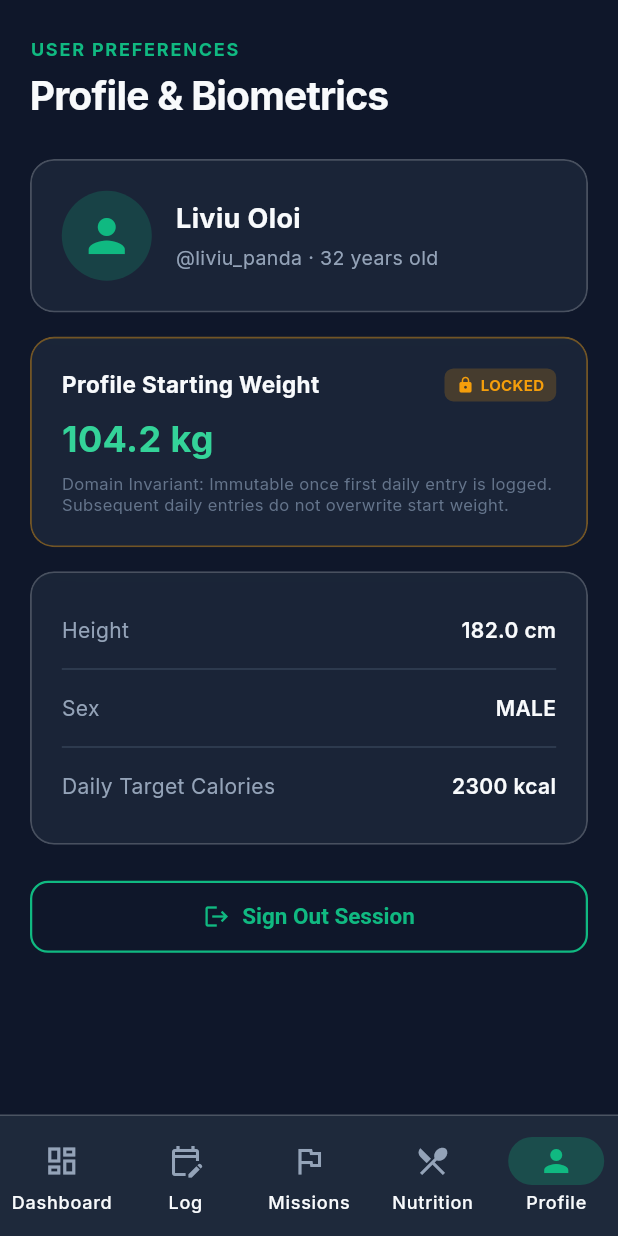
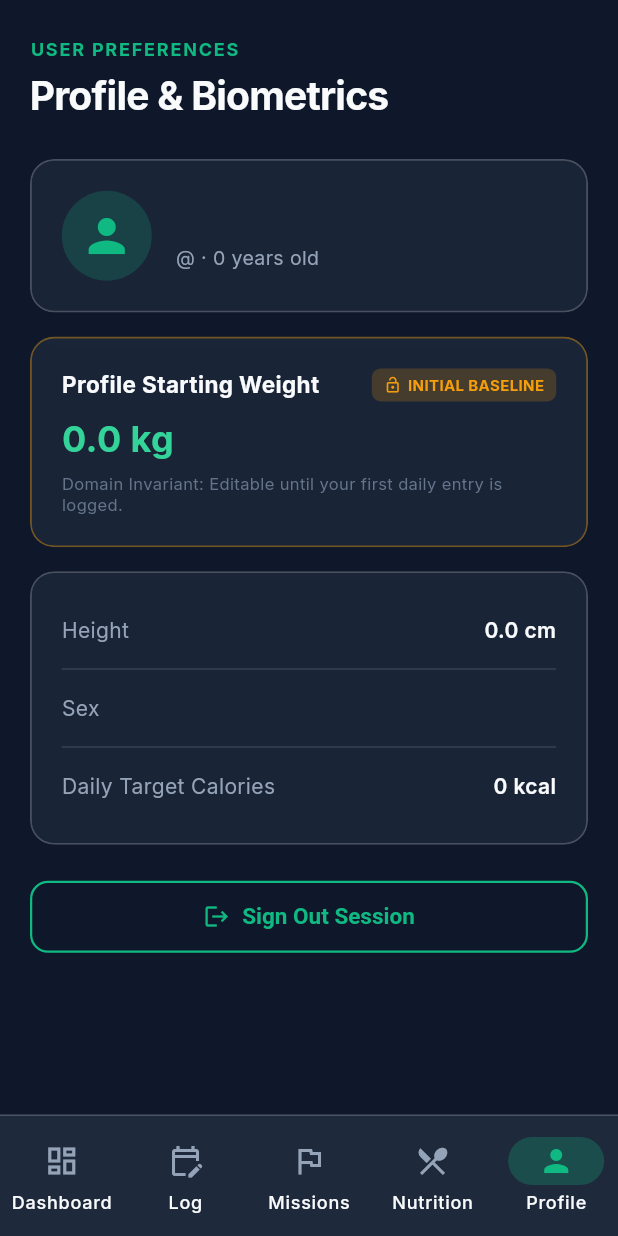
Before and after one commit to LiviuOloi/panda-fit, a Flutter app: the screen it shows once a user with an empty profile is signed in, item 5 of the bottom bar chosen, after a tap on "Sign Out Session", on a phone screen of 412 x 824 dp. Run offline on Flutter 3.47's test engine with Material 3 defaults, Android fonts, the light colour scheme and no system bars; our stand-ins replace fl_chart, flutter_riverpod, google_fonts, google_generative_ai, supabase_flutter; accounts and stored records are empty.

Commit message:
fix(dashboard): Bind Dashboard, Missions, and Profile screens to live Supabase user data

```diff
--- a/lib/features/dashboard/presentation/dashboard_screen.dart
+++ b/lib/features/dashboard/presentation/dashboard_screen.dart
@@ -1,11 +1,15 @@
 import 'package:flutter/material.dart';
+import 'package:flutter_riverpod/flutter_riverpod.dart';
 import '../../../../core/constants/app_colors.dart';
+import '../../../../core/utils/calculation_engine.dart';
 import '../../../../core/widgets/glass_card.dart';
 import '../../../../core/widgets/panda_button.dart';
+import '../../missions/domain/mission_model.dart';
+import '../../profile/presentation/profile_controller.dart';
 import '../widgets/metric_summary_card.dart';
 import '../widgets/weight_progress_chart.dart';
 
-class DashboardScreen extends StatelessWidget {
+class DashboardScreen extends ConsumerWidget {
   final VoidCallback onQuickLogPressed;
 
   const DashboardScreen({
@@ -14,24 +18,55 @@ class DashboardScreen extends StatelessWidget {
   });
 
   @override
-  Widget build(BuildContext context) {
-    // Demo / Sample active metrics
-    const currentWeight = 98.4;
-    const movingAvg = 98.9;
-    const startWeight = 104.2;
-    const totalDelta = -5.8;
-    const targetWeight = 94.0;
-    const missionProgress = 0.56;
+  Widget build(BuildContext context, WidgetRef ref) {
+    final profileAsync = ref.watch(userProfileProvider);
+    final missionAsync = ref.watch(activeMissionProvider);
+    final entriesAsync = ref.watch(dailyEntriesProvider);
 
-    final chartPoints = [
-      WeightChartDataPoint(date: DateTime.now().subtract(const Duration(days: 6)), rawWeight: 99.8, movingAvg7Days: 100.1),
-      WeightChartDataPoint(date: DateTime.now().subtract(const Duration(days: 5)), rawWeight: 99.2, movingAvg7Days: 99.8),
-      WeightChartDataPoint(date: DateTime.now().subtract(const Duration(days: 4)), rawWeight: 99.5, movingAvg7Days: 99.6),
-      WeightChartDataPoint(date: DateTime.now().subtract(const Duration(days: 3)), rawWeight: 98.9, movingAvg7Days: 99.3),
-      WeightChartDataPoint(date: DateTime.now().subtract(const Duration(days: 2)), rawWeight: 98.7, movingAvg7Days: 99.1),
-      WeightChartDataPoint(date: DateTime.now().subtract(const Duration(days: 1)), rawWeight: 98.6, movingAvg7Days: 99.0),
-      WeightChartDataPoint(date: DateTime.now(), rawWeight: 98.4, movingAvg7Days: 98.9),
-    ];
+    final profile = profileAsync.value;
+    final activeMission = missionAsync.value;
+    final entries = entriesAsync.value ?? [];
+
+    final startWeight = profile?.profileStartWeight ?? 100.0;
+    final latestEntry = entries.isNotEmpty ? entries.first : null;
+    final currentWeight = latestEntry?.weight ?? startWeight;
+    final movingAvg = latestEntry?.rollingAvg7Days ?? currentWeight;
+    final totalDelta = CalculationEngine.calculateTotalDelta(
+      currentWeight: currentWeight,
+      profileStartWeight: startWeight,
+    );
+
+    final targetWeight = activeMission?.targetWeight ?? (startWeight - 5.0);
+    final missionProgress = activeMission != null ? activeMission.progress(currentWeight) : 0.0;
+
+    final latestCaloriesIn = latestEntry?.caloriesIn ?? profile?.dailyTargetCalories ?? 2300;
+    final latestCaloriesOut = latestEntry?.caloriesOut ?? 0;
+    final netCalories = CalculationEngine.calculateNetCalories(
+      caloriesIn: latestCaloriesIn,
+      caloriesOut: latestCaloriesOut,
+    );
+
+    // Build chart data points from real chronological history
+    final List<WeightChartDataPoint> chartPoints;
+    if (entries.isNotEmpty) {
+      chartPoints = entries.reversed.map((e) {
+        return WeightChartDataPoint(
+          date: e.entryDate,
+          rawWeight: e.weight,
+          movingAvg7Days: e.rollingAvg7Days,
+        );
+      }).toList();
+    } else {
+      chartPoints = [
+        WeightChartDataPoint(
+          date: DateTime.now(),
+          rawWeight: startWeight,
+          movingAvg7Days: startWeight,
+        ),
+      ];
+    }
+
+    final isCutting = activeMission?.missionType == MissionType.cutting;
 
     return Scaffold(
       body: SafeArea(
@@ -58,9 +93,9 @@ class DashboardScreen extends StatelessWidget {
                             ),
                           ),
                           const SizedBox(width: 8),
-                          const Text(
-                            'PANDAFIT ENGINE',
-                            style: TextStyle(
+                          Text(
+                            profile != null ? 'PANDAFIT · ${profile.firstName.toUpperCase()}' : 'PANDAFIT ENGINE',
+                            style: const TextStyle(
                               fontSize: 12,
                               fontWeight: FontWeight.bold,
                               letterSpacing: 1.2,
@@ -118,9 +153,9 @@ class DashboardScreen extends StatelessWidget {
                               ),
                             ),
                             const SizedBox(width: 8),
-                            const Text(
-                              'Cut Phase 1',
-                              style: TextStyle(
+                            Text(
+                              isCutting ? 'Cutting Phase (Fat Loss)' : 'Bulking Phase (Muscle Gain)',
+                              style: const TextStyle(
                                 fontWeight: FontWeight.bold,
                                 fontSize: 16,
                                 color: AppColors.textPrimary,
@@ -129,7 +164,7 @@ class DashboardScreen extends StatelessWidget {
                           ],
                         ),
                         Text(
-                          '${(missionProgress * 100).toInt()}%',
+                          '${(missionProgress * 100).clamp(0, 100).toInt()}%',
                           style: const TextStyle(
                             fontWeight: FontWeight.bold,
                             fontSize: 16,
@@ -139,21 +174,24 @@ class DashboardScreen extends StatelessWidget {
                       ],
                     ),
                     const SizedBox(height: 14),
-                    const ClipRRect(
-                      borderRadius: BorderRadius.all(Radius.circular(6)),
+                    ClipRRect(
+                      borderRadius: const BorderRadius.all(Radius.circular(6)),
                       child: LinearProgressIndicator(
-                        value: missionProgress,
+                        value: missionProgress.clamp(0.0, 1.0),
                         minHeight: 8,
                         backgroundColor: AppColors.surfaceElevated,
-                        valueColor: AlwaysStoppedAnimation<Color>(AppColors.emerald),
+                        valueColor: const AlwaysStoppedAnimation<Color>(AppColors.emerald),
                       ),
                     ),
                     const SizedBox(height: 12),
-                    const Row(
+                    Row(
                       mainAxisAlignment: MainAxisAlignment.spaceBetween,
                       children: [
-                        Text('Start: 104.2 kg', style: TextStyle(color: AppColors.textMuted, fontSize: 12)),
-                        Text('Strict Target: < 94.0 kg', style: TextStyle(color: AppColors.emeraldLight, fontSize: 12, fontWeight: FontWeight.w600)),
+                        Text('Start: $startWeight kg', style: const TextStyle(color: AppColors.textMuted, fontSize: 12)),
+                        Text(
+                          'Strict Target: ${isCutting ? "<" : ">"} $targetWeight kg',
+                          style: const TextStyle(color: AppColors.emeraldLight, fontSize: 12, fontWeight: FontWeight.w600),
+                        ),
                       ],
                     ),
                   ],
@@ -172,19 +210,19 @@ class DashboardScreen extends StatelessWidget {
                     shrinkWrap: true,
                     physics: const NeverScrollableScrollPhysics(),
                     childAspectRatio: isWide ? 1.4 : 1.15,
-                    children: const [
+                    children: [
                       MetricSummaryCard(
                         title: 'Morning Weight',
                         value: '$currentWeight kg',
-                        delta: '-0.2 kg',
-                        subtitle: 'vs yesterday',
+                        delta: entries.isNotEmpty ? '${totalDelta >= 0 ? "+" : ""}$totalDelta kg' : 'Baseline',
+                        subtitle: entries.isNotEmpty ? 'latest entry' : 'start baseline',
                         icon: Icons.scale,
                         accentColor: AppColors.cyan,
                       ),
                       MetricSummaryCard(
                         title: '7-Day Rolling MA',
                         value: '$movingAvg kg',
-                        delta: '-0.7 kg/wk',
+                        delta: '${(movingAvg - startWeight).toStringAsFixed(1)} kg',
                         subtitle: 'true fat trend',
                         icon: Icons.trending_down,
                         accentColor: AppColors.emerald,
@@ -192,15 +230,15 @@ class DashboardScreen extends StatelessWidget {
                       MetricSummaryCard(
                         title: 'Total Delta',
                         value: '${totalDelta >= 0 ? "+" : ""}$totalDelta kg',
-                        subtitle: 'from start (104.2k)',
+                        subtitle: 'from start ($startWeight kg)',
                         icon: Icons.flag,
                         accentColor: AppColors.amber,
                         delta: '$totalDelta kg',
                       ),
                       MetricSummaryCard(
                         title: 'Net Calories',
-                        value: '1,850 kcal',
-                        subtitle: '2,300 in · 450 out',
+                        value: '$netCalories kcal',
+                        subtitle: '$latestCaloriesIn in · $latestCaloriesOut out',
                         icon: Icons.local_fire_department,
                         accentColor: AppColors.rose,
                       ),
--- a/lib/features/profile/presentation/profile_controller.dart
+++ b/lib/features/profile/presentation/profile_controller.dart
@@ -1,6 +1,8 @@
 import 'package:flutter_riverpod/flutter_riverpod.dart';
 import '../../../core/network/supabase_client.dart';
 import '../../auth/presentation/auth_controller.dart';
+import '../../daily_logger/data/daily_entry_repository.dart';
+import '../../daily_logger/domain/daily_entry_model.dart';
 import '../../missions/data/missions_repository.dart';
 import '../../missions/domain/mission_model.dart';
 import '../data/profile_repository.dart';
@@ -14,11 +16,29 @@ final missionsRepositoryProvider = Provider<MissionsRepository>((ref) {
   return MissionsRepository(SupabaseService.client);
 });
 
+final dailyEntryRepositoryProvider = Provider<DailyEntryRepository>((ref) {
+  return DailyEntryRepository(SupabaseService.client);
+});
+
 final userProfileProvider = FutureProvider.autoDispose<UserProfile?>((ref) async {
   final user = ref.watch(currentUserProvider);
   if (user == null) return null;
   final repo = ref.watch(profileRepositoryProvider);
   return await repo.fetchProfile(user.id);
+});
+
+final activeMissionProvider = FutureProvider.autoDispose<Mission?>((ref) async {
+  final user = ref.watch(currentUserProvider);
+  if (user == null) return null;
+  final repo = ref.watch(missionsRepositoryProvider);
+  return await repo.fetchActiveMission(user.id);
+});
+
+final dailyEntriesProvider = FutureProvider.autoDispose<List<DailyEntry>>((ref) async {
+  final user = ref.watch(currentUserProvider);
+  if (user == null) return [];
+  final repo = ref.watch(dailyEntryRepositoryProvider);
+  return await repo.fetchRecentEntries(user.id, limit: 30);
 });
 
 class ProfileController extends StateNotifier<AsyncValue<void>> {
--- a/lib/features/profile/presentation/profile_screen.dart
+++ b/lib/features/profile/presentation/profile_screen.dart
@@ -1,27 +1,30 @@
 import 'package:flutter/material.dart';
+import 'package:flutter_riverpod/flutter_riverpod.dart';
 import '../../../../core/constants/app_colors.dart';
 import '../../../../core/widgets/glass_card.dart';
 import '../../../../core/widgets/panda_button.dart';
-import '../domain/profile_model.dart';
+import '../../auth/presentation/auth_controller.dart';
+import 'profile_controller.dart';
 
-class ProfileScreen extends StatelessWidget {
+class ProfileScreen extends ConsumerWidget {
   const ProfileScreen({super.key});
 
   @override
-  Widget build(BuildContext context) {
-    final profile = UserProfile(
-      id: 'u-1',
-      username: 'liviu_panda',
-      firstName: 'Liviu',
-      lastName: 'Oloi',
-      sex: 'MALE',
-      birthDate: DateTime(1994, 6, 15),
-      heightCm: 182.0,
-      profileStartWeight: 104.2,
-      dailyTargetCalories: 2300,
-      createdAt: DateTime(2026, 1, 1),
-      updatedAt: DateTime.now(),
+  Widget build(BuildContext context, WidgetRef ref) {
+    final profileAsync = ref.watch(userProfileProvider);
+    final entriesAsync = ref.watch(dailyEntriesProvider);
+
+    final profile = profileAsync.value;
+    final entries = entriesAsync.value ?? [];
+    final hasDailyEntries = entries.isNotEmpty;
+
+    if (profile == null) {
+      return const Scaffold(
+        body: Center(
+          child: CircularProgressIndicator(color: AppColors.emerald),
+        ),
       );
+    }
 
     return Scaffold(
       body: SafeArea(
@@ -62,11 +65,12 @@ class ProfileScreen extends StatelessWidget {
                       child: const Icon(Icons.person, size: 36, color: AppColors.emerald),
                     ),
                     const SizedBox(width: 16),
-                    Column(
+                    Expanded(
+                      child: Column(
                         crossAxisAlignment: CrossAxisAlignment.start,
                         children: [
                           Text(
-                          profile.fullName,
+                            profile.fullName.isNotEmpty ? profile.fullName : profile.username,
                             style: const TextStyle(
                               fontSize: 18,
                               fontWeight: FontWeight.bold,
@@ -82,6 +86,7 @@ class ProfileScreen extends StatelessWidget {
                             ),
                           ),
                         ],
+                      ),
                     ),
                   ],
                 ),
@@ -111,13 +116,13 @@ class ProfileScreen extends StatelessWidget {
                             color: AppColors.amber.withValues(alpha: 0.2),
                             borderRadius: BorderRadius.circular(6),
                           ),
-                          child: const Row(
+                          child: Row(
                             children: [
-                              Icon(Icons.lock, size: 12, color: AppColors.amber),
-                              SizedBox(width: 4),
+                              Icon(hasDailyEntries ? Icons.lock : Icons.lock_open, size: 12, color: AppColors.amber),
+                              const SizedBox(width: 4),
                               Text(
-                                'LOCKED',
-                                style: TextStyle(
+                                hasDailyEntries ? 'LOCKED' : 'INITIAL BASELINE',
+                                style: const TextStyle(
                                   color: AppColors.amber,
                                   fontSize: 10,
                                   fontWeight: FontWeight.bold,
@@ -138,9 +143,11 @@ class ProfileScreen extends StatelessWidget {
                       ),
                     ),
                     const SizedBox(height: 6),
-                    const Text(
-                      'Domain Invariant: Immutable once first daily entry is logged. Subsequent daily entries do not overwrite start weight.',
-                      style: TextStyle(fontSize: 11, color: AppColors.textMuted, height: 1.3),
+                    Text(
+                      hasDailyEntries
+                          ? 'Domain Invariant: Strictly locked because daily logs exist. Subsequent daily weigh-ins will never mutate start weight.'
+                          : 'Domain Invariant: Editable until your first daily entry is logged.',
+                      style: const TextStyle(fontSize: 11, color: AppColors.textMuted, height: 1.3),
                     ),
                   ],
                 ),
@@ -167,7 +174,9 @@ class ProfileScreen extends StatelessWidget {
                 icon: Icons.logout,
                 variant: PandaButtonVariant.outline,
                 width: double.infinity,
-                onPressed: () {},
+                onPressed: () async {
+                  await ref.read(authControllerProvider.notifier).signOut();
+                },
               ),
             ],
           ),
```
Also changed, not shown: lib/features/missions/presentation/missions_screen.dart (+44 -29 lines). Lines whose indentation alone changed are shown as unchanged.
